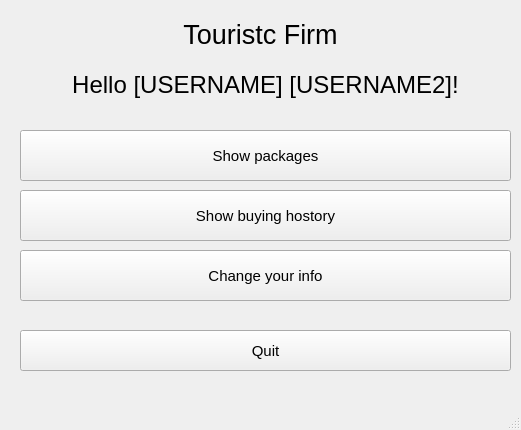
Qt form mdkpv2/user_main.ui (Korobkov124/MDKP) before a commit.
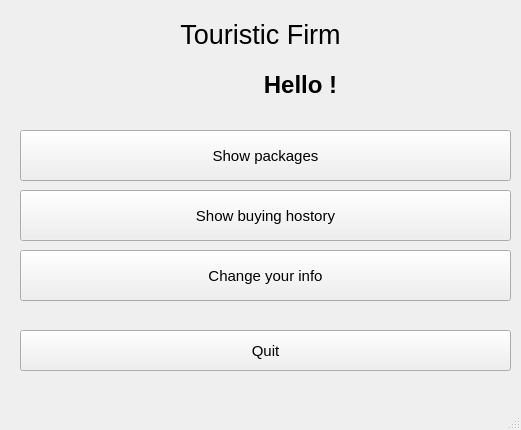
The same form after that commit.

What changed in the file:
```diff
--- a/mdkpv2/user_main.ui
+++ b/mdkpv2/user_main.ui
@@ -17,14 +17,20 @@
    <widget class="QLabel" name="label_2">
     <property name="geometry">
      <rect>
-      <x>10</x>
+      <x>170</x>
       <y>60</y>
-      <width>511</width>
+      <width>261</width>
       <height>51</height>
      </rect>
     </property>
+    <property name="font">
+     <font>
+      <pointsize>24</pointsize>
+      <bold>true</bold>
+     </font>
+    </property>
     <property name="text">
-     <string>&lt;html&gt;&lt;head/&gt;&lt;body&gt;&lt;p align=&quot;center&quot;&gt;&lt;span style=&quot; font-size:18pt;&quot;&gt;Hello [USERNAME] [USERNAME2]!&lt;/span&gt;&lt;/p&gt;&lt;/body&gt;&lt;/html&gt;</string>
+     <string>&lt;html&gt;&lt;head/&gt;&lt;body&gt;&lt;p align=&quot;center&quot;&gt;&lt;span style=&quot; font-size:18pt;&quot;&gt;Hello !&lt;/span&gt;&lt;/p&gt;&lt;/body&gt;&lt;/html&gt;</string>
     </property>
    </widget>
    <widget class="QPushButton" name="Autorisation_button_3">
@@ -94,7 +100,7 @@
      </rect>
     </property>
     <property name="text">
-     <string>&lt;html&gt;&lt;head/&gt;&lt;body&gt;&lt;p align=&quot;center&quot;&gt;&lt;span style=&quot; font-size:20pt;&quot;&gt;Touristc Firm&lt;/span&gt;&lt;/p&gt;&lt;/body&gt;&lt;/html&gt;</string>
+     <string>&lt;html&gt;&lt;head/&gt;&lt;body&gt;&lt;p align=&quot;center&quot;&gt;&lt;span style=&quot; font-size:20pt;&quot;&gt;Touristic Firm&lt;/span&gt;&lt;/p&gt;&lt;/body&gt;&lt;/html&gt;</string>
     </property>
    </widget>
    <widget class="QPushButton" name="Autorisation_button_2">
```
Left out of the diff: 8 changed lines with no effect on the pictures.
